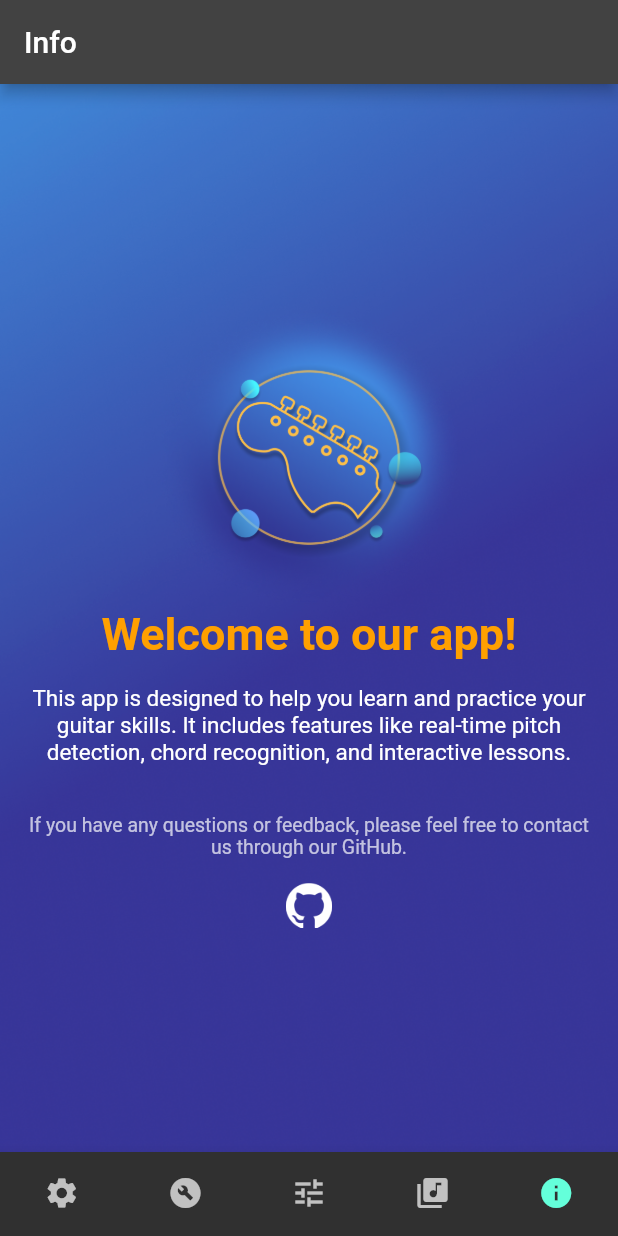
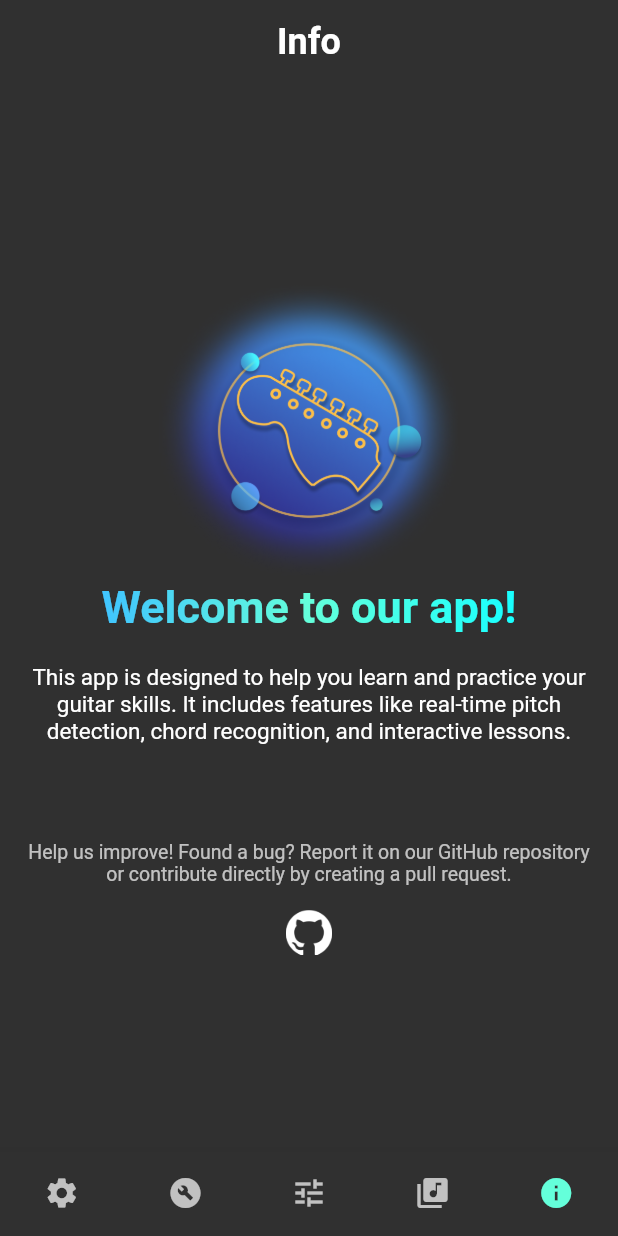
Before and after one commit to DikshantThapa/GuitarTunes, a Flutter app: the screen it shows after launch, item 5 of the bottom bar chosen, on a phone screen of 412 x 824 dp. Run offline on Flutter 3.47's test engine with Material 2 defaults, Android fonts, the phone set to English and light mode, and no system bars; our stand-ins replace assets_audio_player, flutter_svg, permission_handler, syncfusion_flutter_gauges; missing offline and left inert: fftea, flutter_sound.

Commit message:
ref(info): improve the ui

```diff
--- a/lib/components/ButtomNav.dart
+++ b/lib/components/ButtomNav.dart
@@ -36,7 +36,7 @@ class _ButtomNavState extends State<ButtomNav> {
         showSelectedLabels: false,
         type: BottomNavigationBarType.fixed,
         showUnselectedLabels: false,
-        items: [
+        items: const [
           BottomNavigationBarItem(icon: Icon(Icons.settings), label: "Setting"),
           BottomNavigationBarItem(
               icon: Icon(Icons.build_circle), label: "Tools"),
--- /dev/null
+++ b/lib/components/GradientText.dart
@@ -0,0 +1,24 @@
+import 'package:flutter/material.dart';
+
+class GradientText extends StatelessWidget {
+  const GradientText(
+    this.text, {
+    required this.gradient,
+    this.style,
+  });
+
+  final String text;
+  final TextStyle? style;
+  final Gradient gradient;
+
+  @override
+  Widget build(BuildContext context) {
+    return ShaderMask(
+      blendMode: BlendMode.srcIn,
+      shaderCallback: (bounds) => gradient.createShader(
+        Rect.fromLTWH(0, 0, bounds.width, bounds.height),
+      ),
+      child: Text(text, style: style),
+    );
+  }
+}
--- a/lib/pages/InfoPage.dart
+++ b/lib/pages/InfoPage.dart
@@ -1,5 +1,7 @@
 import 'package:flutter/material.dart';
 import 'package:url_launcher/url_launcher.dart';
+
+import '../components/GradientText.dart';
 
 class InfoPage extends StatefulWidget {
   @override
@@ -13,19 +15,19 @@ class _InfoPageState extends State<InfoPage> {
   Widget build(BuildContext context) {
     return Scaffold(
       appBar: AppBar(
-        title: Text('Info'),
+        elevation: 0.0,
+        backgroundColor: Colors.transparent,
+        title: const Text(
+          'Info',
+          style: TextStyle(
+            fontWeight: FontWeight.bold,
+            fontSize: 24,
+          ),
+        ),
+        centerTitle: true,
       ),
       body: Stack(
         children: [
-          Opacity(
-            opacity: 1,
-            child: Image.asset(
-              'assets/images/background.png',
-              fit: BoxFit.cover,
-              height: double.infinity,
-              width: double.infinity,
-            ),
-          ),
           Center(
             child: Column(
               mainAxisAlignment: MainAxisAlignment.center,
@@ -35,17 +37,21 @@ class _InfoPageState extends State<InfoPage> {
                   // width: 150,
                   height: 200,
                 ),
-                Text(
+                const GradientText(
                   'Welcome to our app!',
                   style: TextStyle(
-                    fontSize: 30.0,
-                    color: Colors.amber.shade700,
+                    fontSize: 30,
                     fontWeight: FontWeight.bold,
                   ),
+                  gradient: LinearGradient(colors: [
+                    Colors.lightBlueAccent,
+                    Colors.tealAccent,
+                    Colors.cyanAccent,
+                  ]),
                 ),
-                SizedBox(height: 16.0),
-                Padding(
-                  padding: const EdgeInsets.symmetric(horizontal: 16.0),
+                const SizedBox(height: 20.0),
+                const Padding(
+                  padding: EdgeInsets.symmetric(horizontal: 16.0),
                   child: Text(
                     'This app is designed to help you learn and practice your guitar skills. It includes features like real-time pitch detection, chord recognition, and interactive lessons.',
                     textAlign: TextAlign.center,
@@ -54,13 +60,13 @@ class _InfoPageState extends State<InfoPage> {
                     ),
                   ),
                 ),
-                SizedBox(height: 32.0),
-                Opacity(
+                const SizedBox(height: 64.0),
+                const Opacity(
                   opacity: 0.7,
                   child: Padding(
-                    padding: const EdgeInsets.symmetric(horizontal: 16.0),
+                    padding: EdgeInsets.symmetric(horizontal: 16.0),
                     child: Text(
-                      'If you have any questions or feedback, please feel free to contact us through our GitHub.',
+                      'Help us improve! Found a bug? Report it on our GitHub repository or contribute directly by creating a pull request.',
                       textAlign: TextAlign.center,
                       style: TextStyle(
                         fontSize: 13.0,
@@ -69,7 +75,7 @@ class _InfoPageState extends State<InfoPage> {
                     ),
                   ),
                 ),
-                SizedBox(height: 16.0),
+                const SizedBox(height: 16.0),
                 InkWell(
                   onTap: () => launchUrl(_url),
                   child: Image.asset(
```
Also changed, not shown: lib/main.dart (+0 -7 lines).
